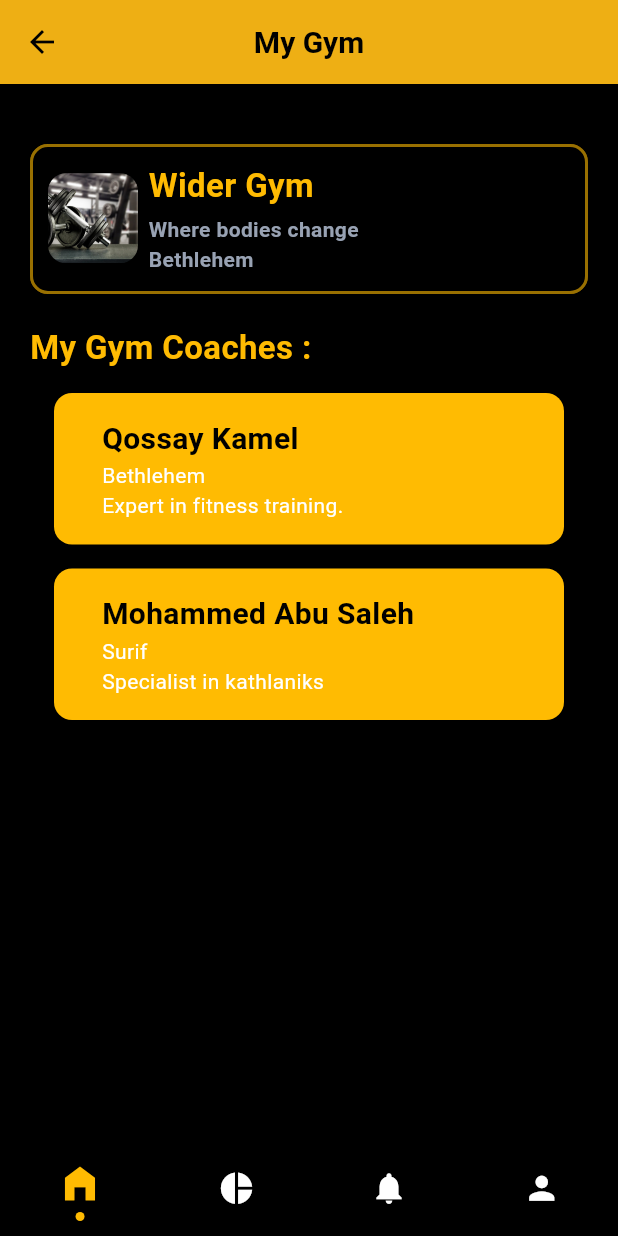
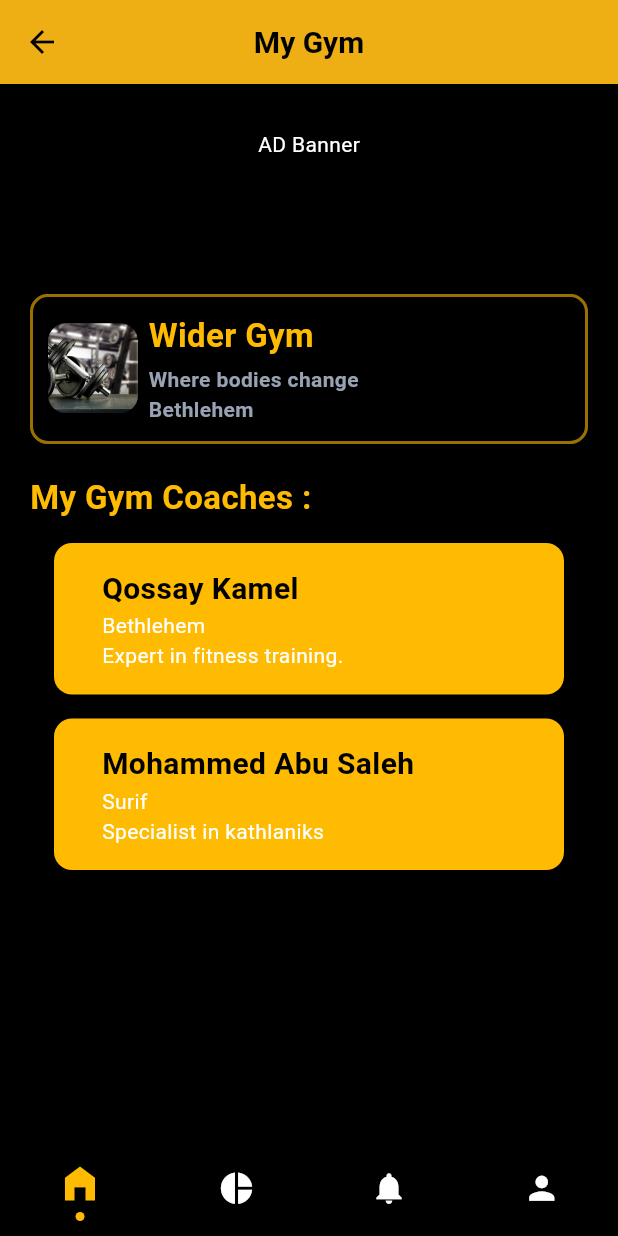
Before and after one commit to mohammadabusalh1/ironfit, a Flutter app: the MyGymScreen screen opened by its route, on a phone screen of 412 x 824 dp. Run offline on Flutter 3.47's test engine with Material 3 defaults, Android fonts, the phone set to English and light mode, and no system bars; our stand-ins replace get.

Commit message:
Add Banners

```diff
--- a/lib/core/presention/widgets/app_bar.dart
+++ b/lib/core/presention/widgets/app_bar.dart
@@ -33,5 +33,5 @@ class CustomAppBar extends StatelessWidget implements PreferredSizeWidget {
   }
 
   @override
-  Size get preferredSize => Size.fromHeight(kToolbarHeight);
+  Size get preferredSize => const Size.fromHeight(kToolbarHeight);
 }
--- a/lib/features/dashboard/screens/coach_dashboard.dart
+++ b/lib/features/dashboard/screens/coach_dashboard.dart
@@ -18,7 +18,7 @@ class CoachDashboard extends StatelessWidget {
       appBar: const CustomAppBar(title: 'Coach Dashboard',),
       drawer: const SideMenu(),
       body: CoachDashboardBody(),
-      bottomNavigationBar:  NavBar(),
+      bottomNavigationBar: NavBar(),
     );
   }
 }
--- a/lib/features/my_gym/widgets/my_gym_body.dart
+++ b/lib/features/my_gym/widgets/my_gym_body.dart
@@ -15,12 +15,17 @@ class MyGymBody extends StatelessWidget {
 
   @override
   Widget build(BuildContext context) {
-    return Container(
+    return SingleChildScrollView(
       child: Padding(
         padding: const EdgeInsets.all(20),
         child: Column(
           children: [
-            const SizedBox(height: 20),
+            const SizedBox(height: 10),
+            const SizedBox(
+              height: 100,
+              child: CustomTextWidget(text:'AD Banner',),
+            ),
+            const SizedBox(height: 10),
             GymTicket(
               name: 'Wider Gym',
               address: 'Bethlehem',
```
Also changed, not shown: lib/features/dashboard/widgets/coach_dashboard_body.dart (+8 -1 lines).
